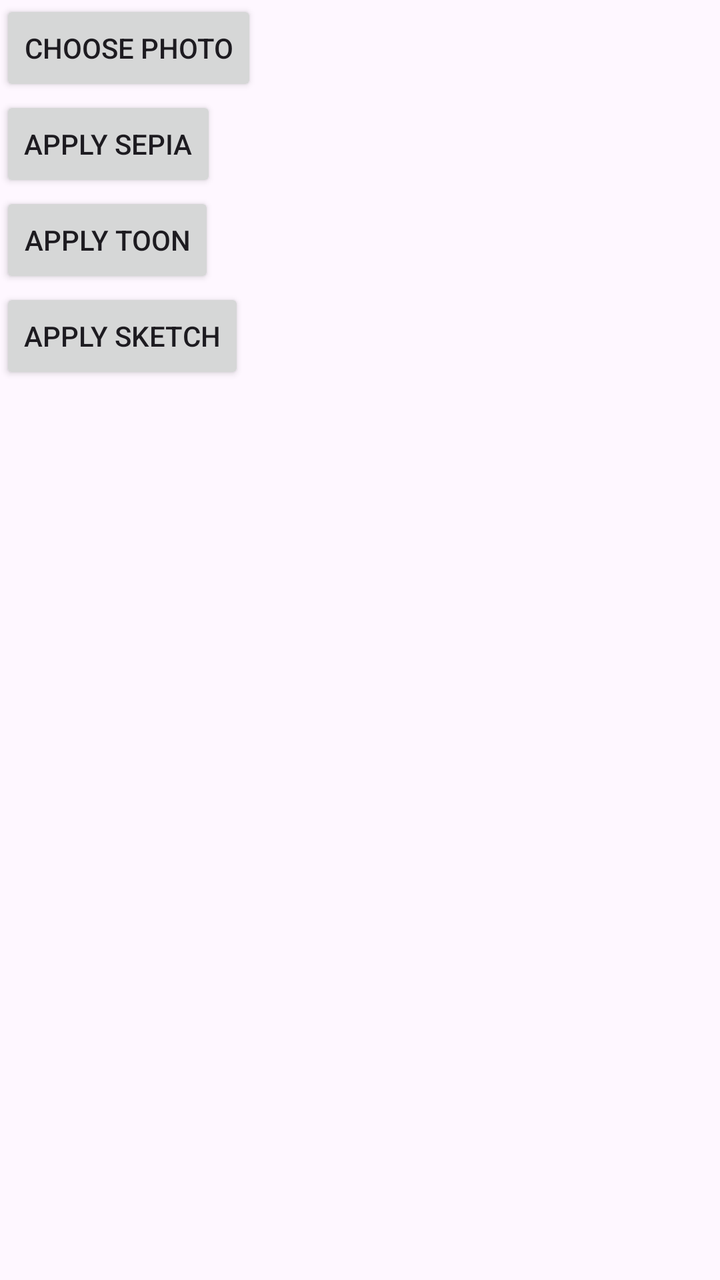
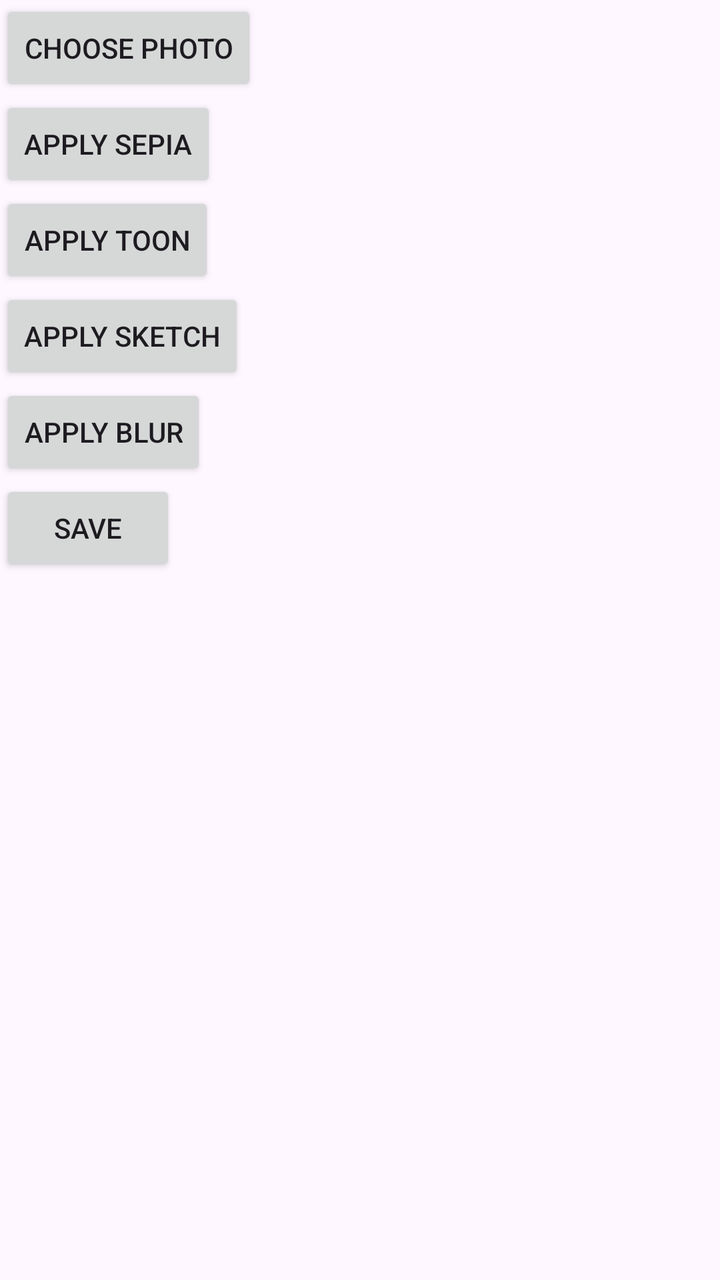

The first picture is an Android layout as it rendered before a commit; the second is the same layout after the commit. The layout source and the unified diff follow.
<!-- AndroidManifest.xml: application theme Theme.AndroidFilter -->
<!-- res/layout/activity_main.xml -->
<?xml version="1.0" encoding="utf-8"?>
<ScrollView xmlns:android="http://schemas.android.com/apk/res/android"
    xmlns:app="http://schemas.android.com/apk/res-auto"
    xmlns:tools="http://schemas.android.com/tools"
    android:id="@+id/main"
    android:layout_width="match_parent"
    android:layout_height="match_parent"
    tools:context=".MainActivity">
    
    <LinearLayout
        android:layout_width="match_parent"
        android:layout_height="wrap_content"
        android:orientation="vertical">

        <ImageView
            android:layout_width="wrap_content"
            android:layout_height="wrap_content"
            android:id="@+id/image_view" />

        <Button
            android:layout_width="wrap_content"
            android:layout_height="wrap_content"
            android:text="Choose Photo"
            android:id="@+id/button"
            android:onClick="choosePhoto" />
        <Button
            android:layout_width="wrap_content"
            android:layout_height="wrap_content"
            android:text="Apply Sepia"
            android:onClick="applySepia" />
        <Button
            android:layout_width="wrap_content"
            android:layout_height="wrap_content"
            android:text="Apply Toon"
            android:onClick="applyToon" />
        <Button
            android:layout_width="wrap_content"
            android:layout_height="wrap_content"
            android:text="Apply Sketch"
            android:onClick="applySketch" />

    </LinearLayout>


</ScrollView>
<!-- resources referenced by this layout -->
<resources>
  <style name="Theme.AndroidFilter" parent="Base.Theme.AndroidFilter" />
  <style name="Base.Theme.AndroidFilter" parent="Theme.Material3.DayNight.NoActionBar">
          
          
      </style>
</resources>

<!-- the commit's change to res/layout/activity_main.xml (unified diff, before → after) -->
@@ -38,6 +38,16 @@
             android:layout_height="wrap_content"
             android:text="Apply Sketch"
             android:onClick="applySketch" />
+        <Button
+            android:layout_width="wrap_content"
+            android:layout_height="wrap_content"
+            android:text="Apply Blur"
+            android:onClick="applyBlur" />
+        <Button
+            android:layout_width="wrap_content"
+            android:layout_height="wrap_content"
+            android:text="Save"
+            android:onClick="save" />
 
     </LinearLayout>
 
